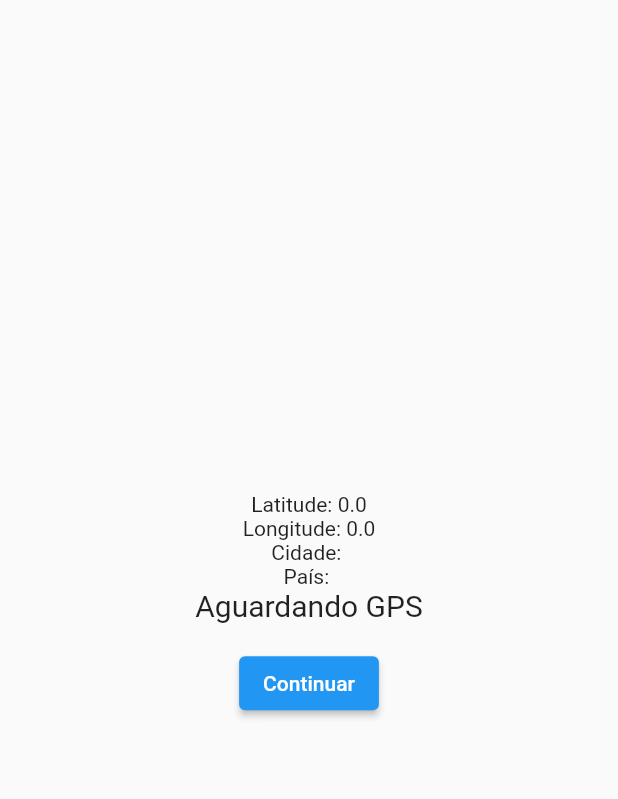
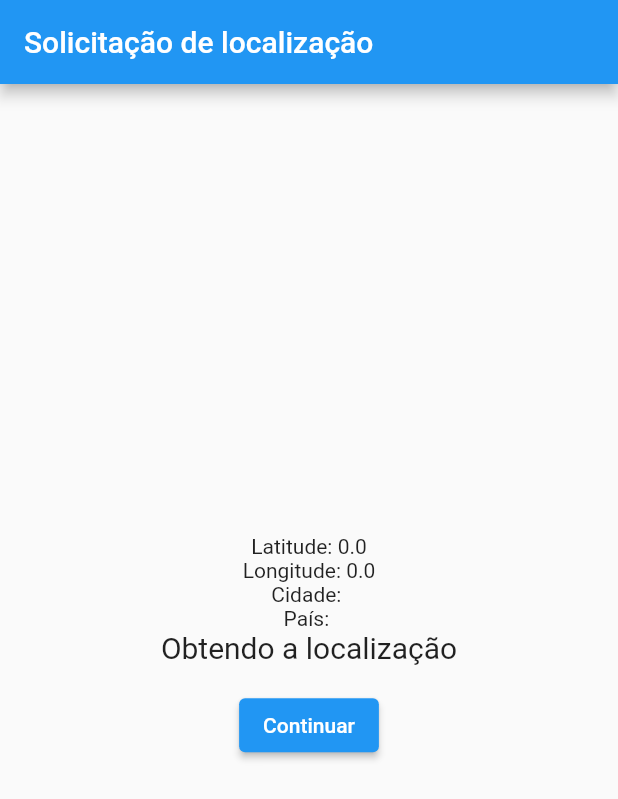
Before and after one commit to lucasdonordeste/mobile_outkey, a Flutter app: the LocalizacaoScreen screen opened directly, after a tap on "Continuar", on a phone screen of 412 x 824 dp. Shown: the top 799 px of the screen. Run offline on Flutter 3.47's test engine with Material 2 defaults, Android fonts, the phone set to English and light mode, and no system bars; our stand-ins replace geocoding, geolocator, permission_handler, shared_preferences; accounts and stored records are empty.

Commit message:
[feat] #global - Ajustes e melhorias

```diff
--- a/lib/localizacao_screen.dart
+++ b/lib/localizacao_screen.dart
@@ -3,6 +3,7 @@ import 'dart:async';
 import 'package:flutter/material.dart';
 import 'package:geocoding/geocoding.dart';
 import 'package:mobile_outkey/administrador_screen.dart';
+import 'package:mobile_outkey/home_screen.dart';
 import 'package:provider/provider.dart';
 import 'package:permission_handler/permission_handler.dart' as ph;
 import 'package:geolocator/geolocator.dart';
@@ -36,17 +37,8 @@ class _LocalizacaoScreenState extends State<LocalizacaoScreen> {
 
   @override
   void initState() {
+    listenPosition();
     super.initState();
-    loadLoginState().then((isLoggedIn) {
-      if (isLoggedIn) {
-        Navigator.pushReplacement(
-          context,
-          MaterialPageRoute(
-            builder: (context) => LocalizacaoScreen(),
-          ),
-        );
-      }
-    });
   }
 
   listenPosition() async {
@@ -100,7 +92,9 @@ class _LocalizacaoScreenState extends State<LocalizacaoScreen> {
     Widget build(BuildContext context) {
       final appState = Provider.of<AppState>(context);
       return Scaffold(
-
+        appBar: AppBar(
+          title: Text('Solicitação de localização'),
+        ),
         body: Center(
             child: Column(
                 mainAxisAlignment: MainAxisAlignment.center,
@@ -124,25 +118,20 @@ class _LocalizacaoScreenState extends State<LocalizacaoScreen> {
               Navigator.push(
                 context,
                 MaterialPageRoute(
-                  builder: (context) => AdministradorScreen(),
+                  builder: (context) => HomeScreen(),
                 ),
               );
             } else {
               Navigator.push(
                 context,
                 MaterialPageRoute(
-                  builder: (context) => LeitorScreen(),
+                  builder: (context) => HomeScreen(),
                 ),
               );
             }
-          }, child: const Text('Continuar')),
+          }, child: Text('Continuar')),
         ),
-      ])),
-    );
+       ])),
+      );
+    }
   }
-
-  loadLoginState() {
-   //levar para a home screen se o usuário já estiver logado
-    return Future.value(false);
-  }
-}
--- a/lib/main.dart
+++ b/lib/main.dart
@@ -18,7 +18,7 @@ void main( context) {
       Navigator.pushReplacement(
         context,
         MaterialPageRoute(
-          builder: (context) => HomeScreen(),
+          builder: (context) => LoginScreen(),
         ),
       );
     }
```
Also changed, not shown: lib/login_screen.dart (+31 -4 lines).
